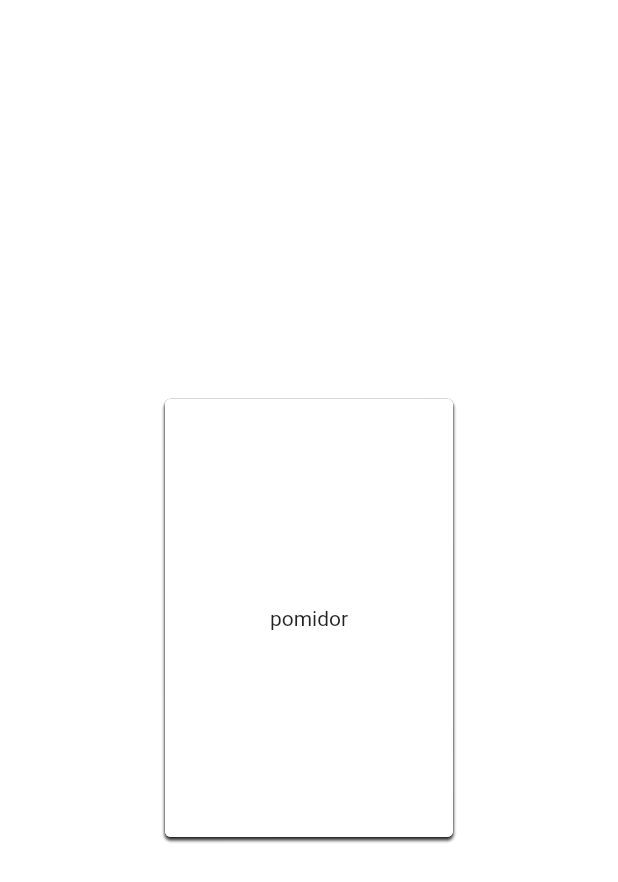
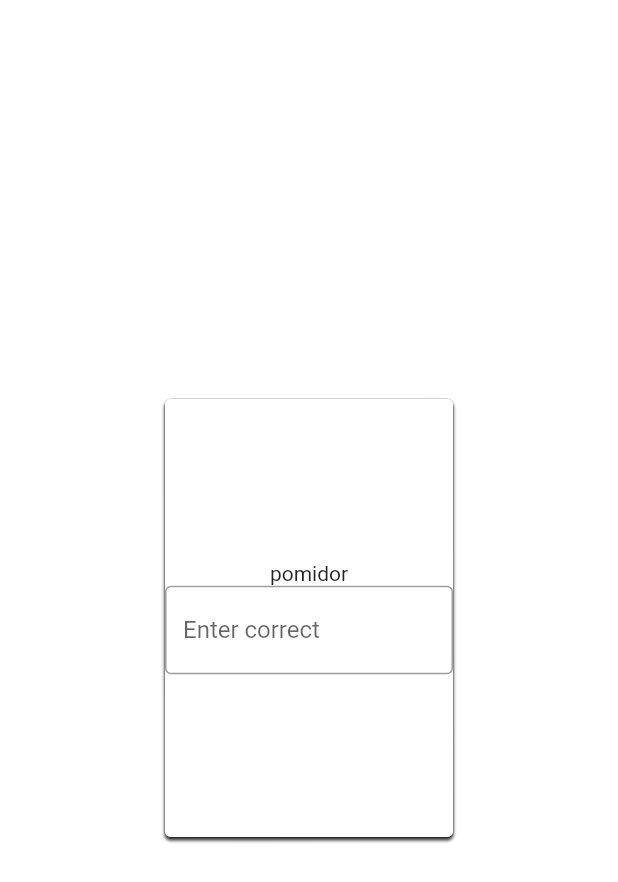
Before and after one commit to Matheovi/flashcardsFlutter, a Flutter app: the screen it shows after launch, on a phone screen of 412 x 824 dp. Shown: the top 882 px of the screen. Run offline on Flutter 3.47's test engine with Material 2 defaults, Android fonts, the phone set to English and light mode, and no system bars; our stand-ins replace flutter_riverpod, freezed_annotation.

Commit message:
Add InteractiveTrainingFlashcard widget

```diff
--- a/lib/features/training/presentation/view/training_page.dart
+++ b/lib/features/training/presentation/view/training_page.dart
@@ -1,6 +1,8 @@
 import 'package:flutter/material.dart';
 import 'package:flashcards/features/flashcard/domain/entity/flashcard.dart';
 import 'package:flashcards/features/training/presentation/widget/training_flashcard.dart';
+
+import '../widget/interactive_training_flashcard.dart';
 
 class TrainingScreen extends StatefulWidget {
   TrainingScreen({super.key});
@@ -43,13 +45,15 @@ class _TrainingScreenState extends State<TrainingScreen> {
           )),
     );
   }
-
+//TODO: W zależności od typu fiszki, dać stosowny widget do listy
   Widget _buildStack(BuildContext context) {
     return Stack(
         fit: StackFit.expand,
-        children: List<TrainingFlashcard>.generate(
+        //children: List<TrainingFlashcard>.generate(
+        children: List<InteractiveTrainingFlashcard>.generate(
             flashcards.length,
-            (index) => TrainingFlashcard(context,
+            (index) => InteractiveTrainingFlashcard(context,
+            //(index) => TrainingFlashcard(context,
                 frontText: flashcards[index].frontText,
                 backText: flashcards[index].backText)));
   }
--- /dev/null
+++ b/lib/features/training/presentation/widget/interactive_training_flashcard.dart
@@ -0,0 +1,158 @@
+import 'package:flutter/material.dart';
+import 'dart:math';
+
+class InteractiveTrainingFlashcard extends StatefulWidget {
+  final String frontText;
+  final String backText;
+
+  const InteractiveTrainingFlashcard(
+    BuildContext context, {
+    super.key,
+    required this.frontText,
+    required this.backText,
+  });
+
+  @override
+  State<InteractiveTrainingFlashcard> createState() =>
+      _InteractiveTrainingFlashcardState();
+}
+
+class _InteractiveTrainingFlashcardState
+    extends State<InteractiveTrainingFlashcard> {
+  bool backShown = false;
+  double angle = 0;
+  late String textShown;
+
+  double percentCorrectness = 0;
+  String? textToVerify;
+
+  double positionY = 0;
+
+  @override
+  void initState() {
+    super.initState();
+    textShown = widget.frontText;
+  }
+
+  void _flip() async {
+    int correctness = await widget.backText.levenshteinDistance(textToVerify!);
+    int bigger = max(widget.backText.length, textToVerify!.length);
+    percentCorrectness = ((bigger - correctness) / bigger) * 100;
+    debugPrint("${percentCorrectness * 100} % correctness");
+    setState(() {
+      angle = (angle + pi) % (2 * pi);
+    });
+  }
+
+  @override
+  Widget build(BuildContext context) {
+    return TweenAnimationBuilder(
+        tween: Tween<double>(begin: 0, end: angle),
+        //TODO: give the user the ability to set the rotation time
+        duration: const Duration(milliseconds: 500),
+        builder: (BuildContext context, double val, _) {
+          if (val >= (pi / 2)) {
+            backShown = true;
+          } else {
+            backShown = false;
+          }
+          return Transform(
+            alignment: Alignment.center,
+            transform: Matrix4.identity()
+              ..setEntry(3, 2, 0.001)
+              ..rotateY(val),
+            child: GestureDetector(
+                onTap: () {
+                  _flip();
+                },
+                child: Container(
+                  key: UniqueKey(),
+                  child: backShown ? buildBackCard() : buildFrontCard(),
+                )),
+          );
+        });
+  }
+
+  Card buildFrontCard() {
+    return Card(
+        child: Center(
+            child: Column(
+              mainAxisAlignment: MainAxisAlignment.center,
+      children: [
+        Text(
+          widget.frontText,
+        ),
+        TextField(onChanged: (text) {
+          textToVerify = text;
+        },
+          decoration : const InputDecoration(
+            border: OutlineInputBorder(),
+            hintText: 'Enter correct',
+        ))
+      ]
+    )));
+  }
+
+  Transform buildBackCard() {
+    return Transform(
+      alignment: Alignment.center,
+      transform: Matrix4.identity()..rotateY(pi),
+      child: Card(
+          child: Column(
+            mainAxisAlignment: MainAxisAlignment.center,
+              children: [Text(
+        widget.backText,
+      ),
+              Text("Correctness: $percentCorrectness %"),
+
+          Align(
+      alignment: Alignment.bottomCenter,
+      child: SizedBox(
+      width: double.infinity,
+      child: Padding(
+      padding: const EdgeInsets.all(16.0),
+      child: ElevatedButton(
+        onPressed: () {
+          //TODO: Ni mom pojęcia jak z tego poziomu wywalić zaliczoną fiszke (Riverpod perhaps???)
+
+        },
+        child: const Text('DONE'),
+      ),
+    ),
+    ),
+    )
+
+
+              ])),
+    );
+  }
+}
+
+extension on String {
+  String get tail {
+    return substring(1);
+  }
+}
+
+/// Computes the minimum number of single-character edits (insertions, deletions or substitutions)
+/// required to change the [str1] into the [str2]
+Future<int> levenshteinDistance(String str1, String str2) async {
+  return str1.levenshteinDistance(str2);
+}
+
+extension StringMatcher on String {
+  /// Computes the minimum number of single-character edits (insertions, deletions or substitutions)
+  /// required to change the current String into the [other]
+  Future<int> levenshteinDistance(String other) async {
+    if (isEmpty) return other.length;
+    if (other.isEmpty) return length;
+    if (this[0] == other[0]) return tail.levenshteinDistance(other.tail);
+    return 1 +
+        (await Future.wait(<Future<int>>[
+          levenshteinDistance(other.tail),
+          tail.levenshteinDistance(other),
+          tail.levenshteinDistance(other.tail),
+        ]))
+            .reduce(min);
+  }
+}
--- a/lib/features/training/presentation/widget/training_flashcard.dart
+++ b/lib/features/training/presentation/widget/training_flashcard.dart
@@ -35,7 +35,8 @@ class _TrainingFlashcardState extends State<TrainingFlashcard> {
   Widget build(BuildContext context) {
     return TweenAnimationBuilder(
         tween: Tween<double>(begin: 0, end: angle),
-        duration: Duration(milliseconds: 500),
+        //TODO: give the user the ability to set the rotation time
+        duration: const Duration(milliseconds: 500),
         builder: (BuildContext context, double val, _) {
           if (val >= (pi / 2)) {
             backShown = true;
```
